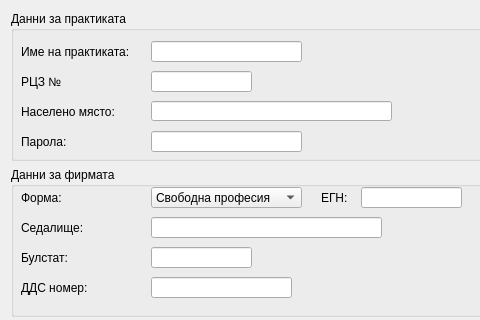
The window that src/View/Widgets/PracticeSettings.ui (thefinalcutbg/DinoDent) describes before a commit, drawn with Qt 5; both pictures show x 0 to 480 and y 0 to 320 of the 738 by 595 pixel window.
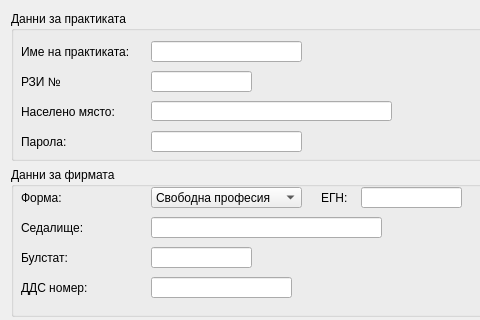
The same window after the commit. Custom widgets are drawn as their Qt base class.

```diff
--- a/src/View/Widgets/PracticeSettings.ui
+++ b/src/View/Widgets/PracticeSettings.ui
@@ -94,7 +94,7 @@
          </rect>
         </property>
         <property name="text">
-         <string>РЦЗ №</string>
+         <string>РЗИ №</string>
         </property>
        </widget>
        <widget class="QLabel" name="label">
```
